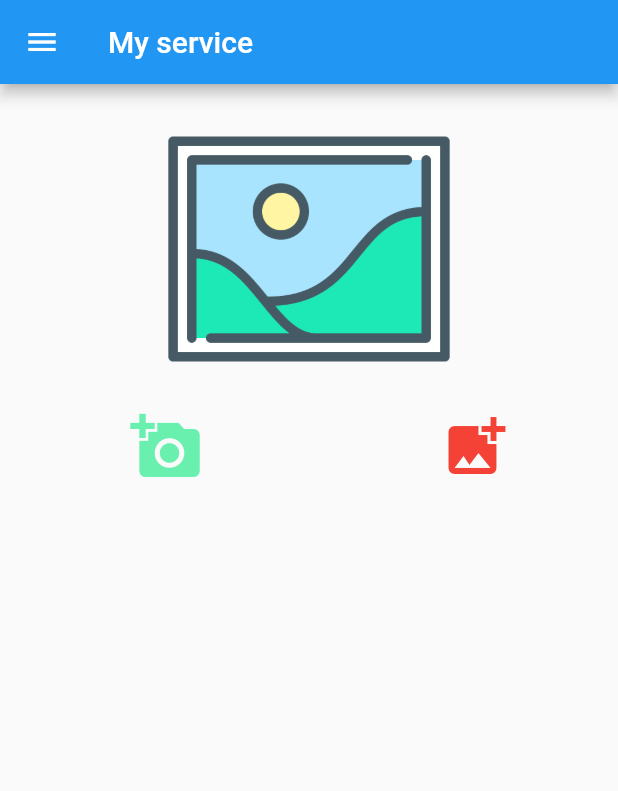
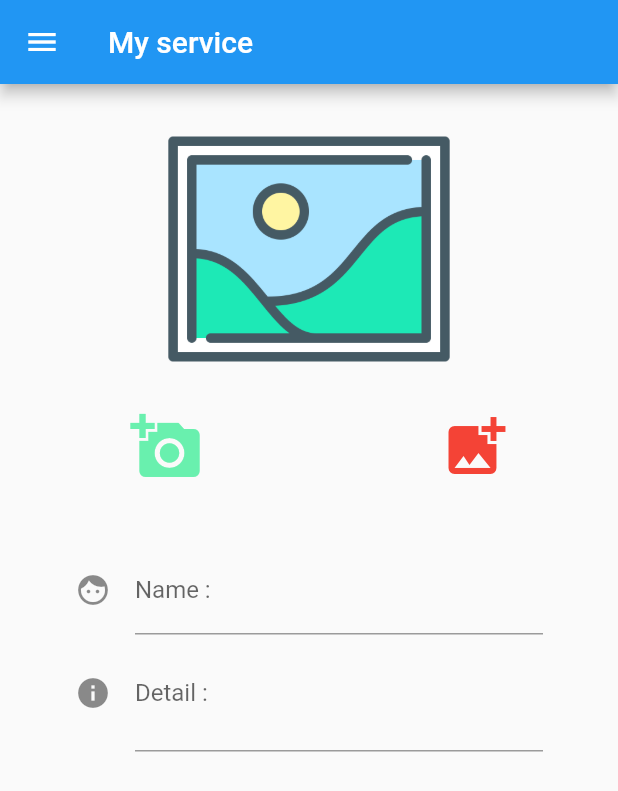
Before and after one commit to firstbta/MayUnSeen, a Flutter app: the screen it shows after launch, on a phone screen of 412 x 824 dp. Shown: the top 791 px of the screen. Run offline on Flutter 3.47's test engine with Material 2 defaults, Android fonts, the phone set to English and light mode, and no system bars; our stand-ins replace image_picker.

Commit message:
formText

```diff
--- a/lib/screens/form_page.dart
+++ b/lib/screens/form_page.dart
@@ -9,19 +9,20 @@ class FormPage extends StatefulWidget {
 }
 
 class _FormPageState extends State<FormPage> {
-
   // ประกาศตัวแปร
   File file;
 
+  // Method
 
-  // Method
+  //
 
   //รูป
   Widget showImage() {
     return Container(
       margin: EdgeInsets.only(top: 10.0),
       height: 200.0,
-      child: file == null ? Image.asset('images/noimage.png') : Image.file(file) ,
+      child:
+          file == null ? Image.asset('images/noimage.png') : Image.file(file),
     );
   }
 
@@ -54,15 +55,12 @@ class _FormPageState extends State<FormPage> {
     );
   }
 
-
 //Thread Camera
-  Future<void> cametaThread() async{
-
+  Future<void> cametaThread() async {
     var imageObject = await ImagePicker.pickImage(source: ImageSource.camera);
     setState(() {
       file = imageObject;
     });
-
   }
 
   //ปุ่มGallery
@@ -80,13 +78,43 @@ class _FormPageState extends State<FormPage> {
   }
 
   //Thread Gallery
-  Future<void> galleryThread() async{
-
+  Future<void> galleryThread() async {
     var imageObject = await ImagePicker.pickImage(source: ImageSource.gallery);
     setState(() {
       file = imageObject;
     });
+  }
 
+//Input Name
+  Widget nameText() {
+    return Container(
+      margin: EdgeInsets.only(left: 50.0, right: 50.0, top: 50.0),
+      child: TextFormField(
+        decoration: InputDecoration(
+          labelText: 'Name : ',
+          // helperText: 'Type your Display Name',
+          hintText: 'Type your Display Name',
+          icon: Icon(Icons.face),
+        ),
+      ),
+    );
+  }
+
+  //Input Detail
+  Widget detailText() {
+    return Container(
+      margin: EdgeInsets.only(left: 50.0, right: 50.0),
+      child: TextFormField(
+        keyboardType: TextInputType.multiline,
+        maxLines: 2,
+        decoration: InputDecoration(
+          labelText: 'Detail : ',
+          // helperText: 'Type your Detail',
+          hintText: 'Type your Detail',
+          icon: Icon(Icons.info),
+        ),
+      ),
+    );
   }
 
 //////////////////////////////////////////////////////////////////////
@@ -96,6 +124,8 @@ class _FormPageState extends State<FormPage> {
       children: <Widget>[
         showImage(),
         showButton(),
+        nameText(),
+        detailText(),
       ],
     );
   }
```
